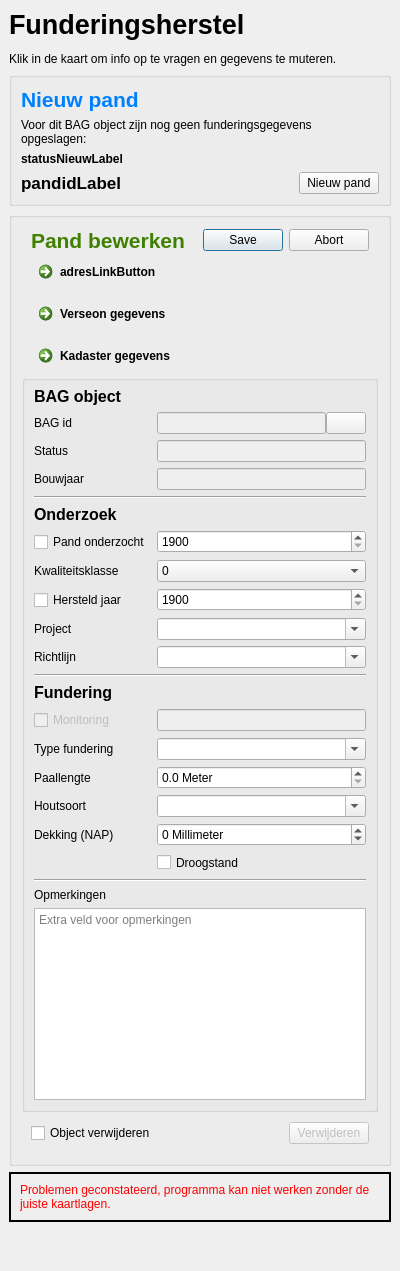
Above: ui/ui_dockeditor.ui from bartbaas/QGIS-funderingen before the change. Below: the same form after it.
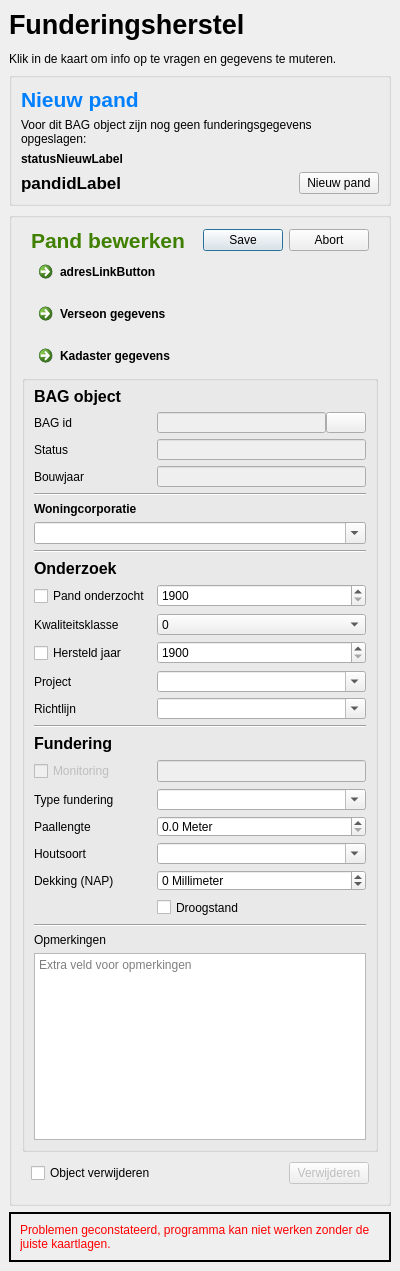
That is the form after the change. Icons and pictures are not drawn.

The edit to the form file:
```diff
--- a/ui/ui_dockeditor.ui
+++ b/ui/ui_dockeditor.ui
@@ -251,6 +251,34 @@
            <number>6</number>
           </property>
           <item row="17" column="1">
+           <widget class="QSpinBox" name="onderzochtJaarSpinBox">
+            <property name="minimumSize">
+             <size>
+              <width>0</width>
+              <height>21</height>
+             </size>
+            </property>
+            <property name="specialValueText">
+             <string/>
+            </property>
+            <property name="suffix">
+             <string/>
+            </property>
+            <property name="prefix">
+             <string/>
+            </property>
+            <property name="minimum">
+             <number>1900</number>
+            </property>
+            <property name="maximum">
+             <number>2050</number>
+            </property>
+            <property name="value">
+             <number>1900</number>
+            </property>
+           </widget>
+          </item>
+          <item row="20" column="1">
            <widget class="QComboBox" name="projectCombo">
             <property name="minimumSize">
              <size>
@@ -263,7 +291,7 @@
             </property>
            </widget>
           </item>
-          <item row="21" column="1">
+          <item row="24" column="1">
            <widget class="QLineEdit" name="monitoringObjTekst">
             <property name="enabled">
              <bool>false</bool>
@@ -276,7 +304,7 @@
             </property>
            </widget>
           </item>
-          <item row="17" column="0">
+          <item row="20" column="0">
            <widget class="QLabel" name="renbLabel">
             <property name="text">
              <string>Project</string>
@@ -286,21 +314,40 @@
             </property>
            </widget>
           </item>
-          <item row="19" column="0" colspan="2">
+          <item row="22" column="0" colspan="2">
            <widget class="Line" name="line">
             <property name="orientation">
              <enum>Qt::Horizontal</enum>
             </property>
            </widget>
           </item>
-          <item row="20" column="0">
+          <item row="23" column="0">
            <widget class="QLabel" name="label_9">
             <property name="text">
              <string>&lt;html&gt;&lt;head/&gt;&lt;body&gt;&lt;p&gt;&lt;span style=&quot; font-size:12pt; font-weight:600;&quot;&gt;Fundering&lt;/span&gt;&lt;/p&gt;&lt;/body&gt;&lt;/html&gt;</string>
             </property>
            </widget>
           </item>
-          <item row="27" column="1">
+          <item row="11" column="1">
+           <widget class="QLineEdit" name="bouwjaarText">
+            <property name="enabled">
+             <bool>false</bool>
+            </property>
+            <property name="minimumSize">
+             <size>
+              <width>0</width>
+              <height>21</height>
+             </size>
+            </property>
+            <property name="cursor">
+             <cursorShape>ArrowCursor</cursorShape>
+            </property>
+            <property name="readOnly">
+             <bool>true</bool>
+            </property>
+           </widget>
+          </item>
+          <item row="30" column="1">
            <widget class="QDoubleSpinBox" name="paallengteSpinBox">
             <property name="minimumSize">
              <size>
@@ -373,10 +420,10 @@
             </item>
            </layout>
           </item>
-          <item row="11" column="1">
-           <widget class="QLineEdit" name="bouwjaarText">
+          <item row="19" column="1">
+           <widget class="QSpinBox" name="hersteldJaarSpinBox">
             <property name="enabled">
-             <bool>false</bool>
+             <bool>true</bool>
             </property>
             <property name="minimumSize">
              <size>
@@ -387,12 +434,21 @@
             <property name="cursor">
              <cursorShape>ArrowCursor</cursorShape>
             </property>
-            <property name="readOnly">
-             <bool>true</bool>
+            <property name="specialValueText">
+             <string/>
+            </property>
+            <property name="minimum">
+             <number>1900</number>
+            </property>
+            <property name="maximum">
+             <number>2050</number>
+            </property>
+            <property name="value">
+             <number>1900</number>
             </property>
            </widget>
           </item>
-          <item row="15" column="1">
+          <item row="18" column="1">
            <widget class="QComboBox" name="kwaliteitsklasseCombo">
             <property name="minimumSize">
              <size>
@@ -427,63 +483,7 @@
             </item>
            </widget>
           </item>
-          <item row="14" column="1">
-           <widget class="QSpinBox" name="onderzochtJaarSpinBox">
-            <property name="minimumSize">
-             <size>
-              <width>0</width>
-              <height>21</height>
-             </size>
-            </property>
-            <property name="specialValueText">
-             <string/>
-            </property>
-            <property name="suffix">
-             <string/>
-            </property>
-            <property name="prefix">
-             <string/>
-            </property>
-            <property name="minimum">
-             <number>1900</number>
-            </property>
-            <property name="maximum">
-             <number>2050</number>
-            </property>
-            <property name="value">
-             <number>1900</number>
-            </property>
-           </widget>
-          </item>
-          <item row="16" column="1">
-           <widget class="QSpinBox" name="hersteldJaarSpinBox">
-            <property name="enabled">
-             <bool>true</bool>
-            </property>
-            <property name="minimumSize">
-             <size>
-              <width>0</width>
-              <height>21</height>
-             </size>
-            </property>
-            <property name="wrapping">
-             <bool>false</bool>
-            </property>
-            <property name="specialValueText">
-             <string/>
-            </property>
-            <property name="minimum">
-             <number>1900</number>
-            </property>
-            <property name="maximum">
-             <number>2050</number>
-            </property>
-            <property name="value">
-             <number>1900</number>
-            </property>
-           </widget>
-          </item>
-          <item row="15" column="0">
+          <item row="18" column="0">
            <widget class="QLabel" name="kwaliteitsklasseLabel">
             <property name="toolTip">
              <string>&lt;html&gt;&lt;head/&gt;&lt;body&gt;&lt;p&gt;0   = Onbekend&lt;/p&gt;&lt;p&gt;1   = Ruim voldoende&lt;/p&gt;&lt;p&gt;2   = Voldoende&lt;/p&gt;&lt;p&gt;3   = Matig&lt;/p&gt;&lt;p&gt;3+ = Onvoldoende&lt;/p&gt;&lt;/body&gt;&lt;/html&gt;</string>
@@ -513,7 +513,7 @@
             </property>
            </widget>
           </item>
-          <item row="16" column="0">
+          <item row="19" column="0">
            <widget class="QCheckBox" name="hersteldCheckBox">
             <property name="sizePolicy">
              <sizepolicy hsizetype="Minimum" vsizetype="Fixed">
@@ -532,7 +532,7 @@
             </property>
            </widget>
           </item>
-          <item row="14" column="0">
+          <item row="17" column="0">
            <widget class="QCheckBox" name="onderzochtCheckBox">
             <property name="sizePolicy">
              <sizepolicy hsizetype="Minimum" vsizetype="Fixed">
@@ -596,7 +596,7 @@
             </property>
            </widget>
           </item>
-          <item row="21" column="0">
+          <item row="24" column="0">
            <widget class="QCheckBox" name="handhavingCheckBox">
             <property name="enabled">
              <bool>false</bool>
@@ -612,7 +612,7 @@
             </property>
            </widget>
           </item>
-          <item row="18" column="0">
+          <item row="21" column="0">
            <widget class="QLabel" name="richtlijnLabel">
             <property name="text">
              <string>Richtlijn</string>
@@ -622,14 +622,14 @@
             </property>
            </widget>
           </item>
-          <item row="27" column="0">
+          <item row="30" column="0">
            <widget class="QLabel" name="label_7">
             <property name="text">
              <string>Paallengte</string>
             </property>
            </widget>
           </item>
-          <item row="26" column="0">
+          <item row="29" column="0">
            <widget class="QLabel" name="typefundLabel">
             <property name="minimumSize">
              <size>
@@ -642,7 +642,14 @@
             </property>
            </widget>
           </item>
-          <item row="26" column="1">
+          <item row="34" column="0" colspan="2">
+           <widget class="Line" name="line_2">
+            <property name="orientation">
+             <enum>Qt::Horizontal</enum>
+            </property>
+           </widget>
+          </item>
+          <item row="29" column="1">
            <widget class="QComboBox" name="typefundCombo">
             <property name="minimumSize">
              <size>
@@ -655,7 +662,7 @@
             </property>
            </widget>
           </item>
-          <item row="28" column="1">
+          <item row="31" column="1">
            <widget class="QComboBox" name="houtsoortCombo">
             <property name="minimumSize">
              <size>
@@ -668,14 +675,7 @@
             </property>
            </widget>
           </item>
-          <item row="31" column="0" colspan="2">
-           <widget class="Line" name="line_2">
-            <property name="orientation">
-             <enum>Qt::Horizontal</enum>
-            </property>
-           </widget>
-          </item>
-          <item row="30" column="1">
+          <item row="33" column="1">
            <widget class="QCheckBox" name="droogstandCheckBox">
             <property name="minimumSize">
              <size>
@@ -688,7 +688,7 @@
             </property>
            </widget>
           </item>
-          <item row="18" column="1">
+          <item row="21" column="1">
            <widget class="QComboBox" name="richtlijnCombo">
             <property name="minimumSize">
              <size>
@@ -701,7 +701,7 @@
             </property>
            </widget>
           </item>
-          <item row="28" column="0">
+          <item row="31" column="0">
            <widget class="QLabel" name="label_8">
             <property name="text">
              <string>Houtsoort</string>
@@ -715,14 +715,28 @@
             </property>
            </widget>
           </item>
-          <item row="13" column="0">
+          <item row="35" column="0" colspan="2">
+           <widget class="QLabel" name="label_11">
+            <property name="text">
+             <string>Opmerkingen</string>
+            </property>
+           </widget>
+          </item>
+          <item row="16" column="0">
            <widget class="QLabel" name="label_10">
             <property name="text">
              <string>&lt;html&gt;&lt;head/&gt;&lt;body&gt;&lt;p&gt;&lt;span style=&quot; font-size:12pt; font-weight:600;&quot;&gt;Onderzoek&lt;/span&gt;&lt;/p&gt;&lt;/body&gt;&lt;/html&gt;</string>
             </property>
            </widget>
           </item>
-          <item row="34" column="0" colspan="2">
+          <item row="32" column="0">
+           <widget class="QLabel" name="label_13">
+            <property name="text">
+             <string>Dekking (NAP)</string>
+            </property>
+           </widget>
+          </item>
+          <item row="37" column="0" colspan="2">
            <widget class="QTextEdit" name="opmerkingText">
             <property name="minimumSize">
              <size>
@@ -738,21 +752,7 @@
             </property>
            </widget>
           </item>
-          <item row="32" column="0" colspan="2">
-           <widget class="QLabel" name="label_11">
-            <property name="text">
-             <string>Opmerkingen</string>
-            </property>
-           </widget>
-          </item>
-          <item row="29" column="0">
-           <widget class="QLabel" name="label_13">
-            <property name="text">
-             <string>Dekking (NAP)</string>
-            </property>
-           </widget>
-          </item>
-          <item row="29" column="1">
+          <item row="32" column="1">
            <widget class="QSpinBox" name="dekkingSpinBox">
             <property name="minimumSize">
              <size>
@@ -774,6 +774,27 @@
             </property>
            </widget>
           </item>
+          <item row="15" column="0" colspan="2">
+           <widget class="Line" name="line_4">
+            <property name="orientation">
+             <enum>Qt::Horizontal</enum>
+            </property>
+           </widget>
+          </item>
+          <item row="14" column="0" colspan="2">
+           <widget class="QComboBox" name="bezitCombo">
+            <property name="editable">
+             <bool>true</bool>
+            </property>
+           </widget>
+          </item>
+          <item row="13" column="0" colspan="2">
+           <widget class="QLabel" name="label_12">
+            <property name="text">
+             <string>&lt;html&gt;&lt;head/&gt;&lt;body&gt;&lt;p&gt;&lt;span style=&quot; font-weight:600;&quot;&gt;Woningcorporatie&lt;/span&gt;&lt;/p&gt;&lt;/body&gt;&lt;/html&gt;</string>
+            </property>
+           </widget>
+          </item>
          </layout>
         </widget>
        </item>
```
Left out of the diff: 4 changed lines with no effect on the pictures.
